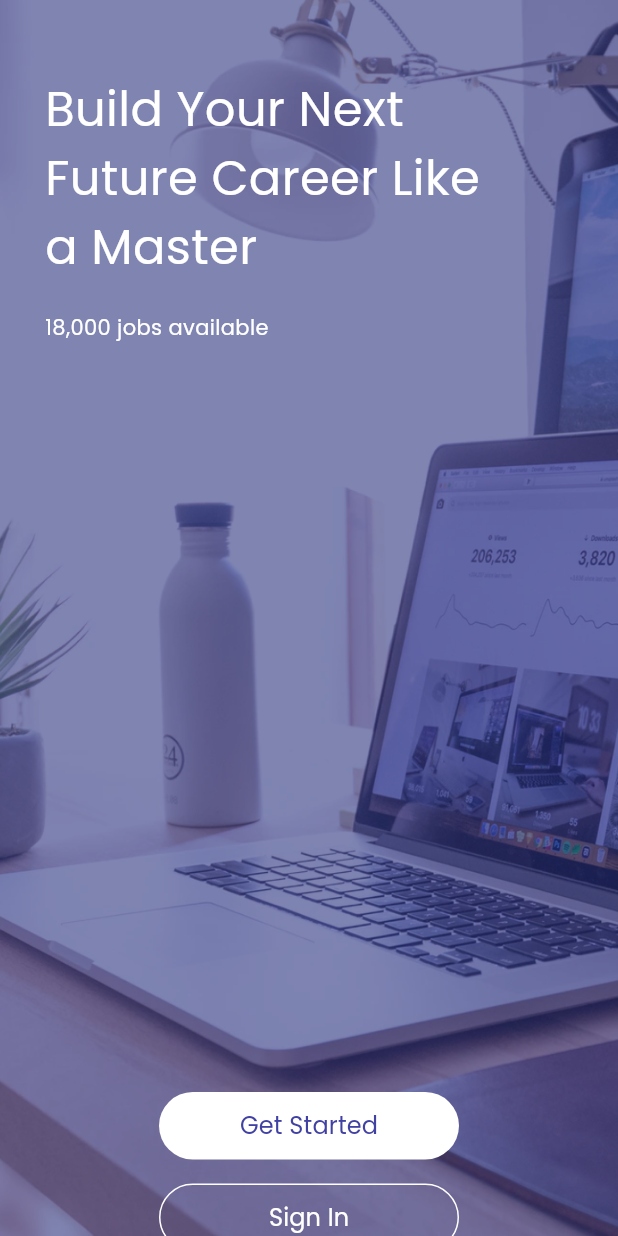
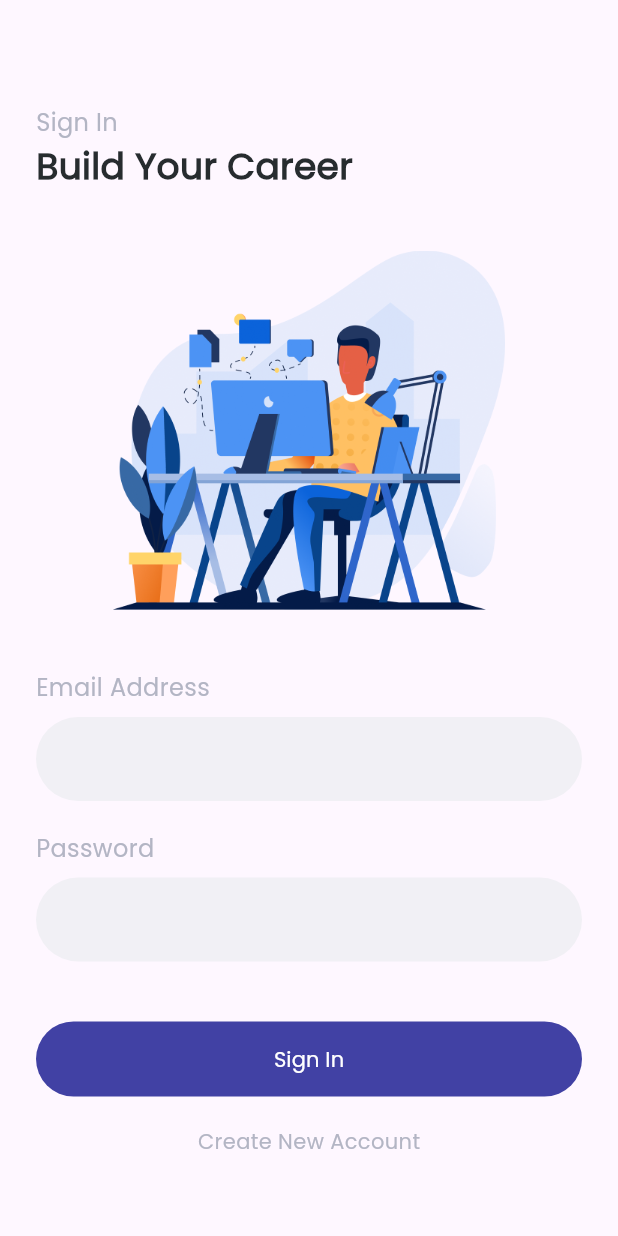
Before and after one commit to gilangrizkiputra/Job-App, a Flutter app: the screen it shows after launch, after a tap on "Sign In", on a phone screen of 412 x 824 dp. Run offline on Flutter 3.47's test engine with Material 3 defaults, Android fonts, the phone set to English and light mode, and no system bars; our stand-ins replace email_validator.

Commit message:
add: login screen

```diff
--- a/lib/main.dart
+++ b/lib/main.dart
@@ -1,21 +1,18 @@
 import 'package:flutter/material.dart';
-import 'package:job_application/pages/splash_page.dart';
-import 'package:job_application/pages/onboarding_page.dart';
+import 'package:job_application/routes.dart';
 
-void main() => runApp(MyApp());
+void main() => runApp(const MyApp());
 
 class MyApp extends StatelessWidget {
+  const MyApp({Key? key}) : super(key: key);
+
   @override
   Widget build(BuildContext context) {
     return MaterialApp(
       theme: ThemeData(
         fontFamily: 'Poppins',
       ),
-      debugShowCheckedModeBanner: false,
-      routes: {
-        '/': (context) => SplashPage(),
-        '/onboarding': (context) => OnboardingPage(),
-      },
+      home: Routes(),
     );
   }
 }
--- a/lib/pages/onboarding_page.dart
+++ b/lib/pages/onboarding_page.dart
@@ -1,4 +1,5 @@
 import 'package:flutter/material.dart';
+import 'package:job_application/pages/sigin_page.dart';
 
 class OnboardingPage extends StatelessWidget {
   const OnboardingPage({super.key});
@@ -76,7 +77,13 @@ class OnboardingPage extends StatelessWidget {
                         width: 1,
                       ),
                     ),
-                    onPressed: () {},
+                    onPressed: () {
+                      Navigator.push(
+                        context,
+                        MaterialPageRoute(
+                            builder: (context) => const SiginPage()),
+                      );
+                    },
                     child: Text(
                       'Sign In',
                       style: TextStyle(
--- /dev/null
+++ b/lib/pages/sigin_page.dart
@@ -0,0 +1,162 @@
+import 'package:flutter/material.dart';
+import 'package:job_application/theme.dart';
+import 'package:email_validator/email_validator.dart';
+
+class SiginPage extends StatefulWidget {
+  const SiginPage({super.key});
+
+  @override
+  State<SiginPage> createState() => _SiginPageState();
+}
+
+class _SiginPageState extends State<SiginPage> {
+  bool isEmailValid = true;
+
+  TextEditingController emailController = TextEditingController(text: '');
+  @override
+  Widget build(BuildContext context) {
+    return Scaffold(
+      body: SingleChildScrollView(
+        child: Padding(
+          padding: const EdgeInsets.only(top: 70, right: 24, left: 24),
+          child: Column(
+            crossAxisAlignment: CrossAxisAlignment.start,
+            children: [
+              Text(
+                'Sign In',
+                style: titleTextStyle,
+              ),
+              Text(
+                'Build Your Career',
+                style: subTitleTextStyle,
+              ),
+              SizedBox(
+                height: 40,
+              ),
+              Center(
+                child: Image(
+                  image: AssetImage('assets/illustration_one.png'),
+                  width: 261.49,
+                  height: 240,
+                ),
+              ),
+              SizedBox(
+                height: 40,
+              ),
+              Column(
+                crossAxisAlignment: CrossAxisAlignment.start,
+                children: [
+                  Text(
+                    'Email Address',
+                    style: titleTextStyle,
+                  ),
+                  SizedBox(
+                    height: 8,
+                  ),
+                  TextFormField(
+                    controller: emailController,
+                    onChanged: (value) {
+                      print(value);
+                      bool isValid = EmailValidator.validate(value);
+                      print(isValid);
+                      if (isValid) {
+                        setState(() {
+                          isEmailValid = true;
+                        });
+                      } else {
+                        setState(() {
+                          isEmailValid = false;
+                        });
+                      }
+                    },
+                    decoration: InputDecoration(
+                      fillColor: Color(0xffF1F0F5),
+                      filled: true,
+                      enabledBorder: OutlineInputBorder(
+                        borderRadius: BorderRadius.circular(66),
+                        borderSide: BorderSide.none,
+                      ),
+                      focusedBorder: OutlineInputBorder(
+                        borderRadius: BorderRadius.circular(66),
+                        borderSide: BorderSide(
+                          color: isEmailValid
+                              ? Color(0xff4141A4)
+                              : Color(0xffFD4F56),
+                        ),
+                      ),
+                      hintText: '',
+                    ),
+                    style: TextStyle(
+                      color:
+                          isEmailValid ? Color(0xff4141A4) : Color(0xffFD4F56),
+                    ),
+                  ),
+                ],
+              ),
+              SizedBox(
+                height: 20,
+              ),
+              Column(
+                crossAxisAlignment: CrossAxisAlignment.start,
+                children: [
+                  Text(
+                    'Password',
+                    style: titleTextStyle,
+                  ),
+                  SizedBox(
+                    height: 8,
+                  ),
+                  TextFormField(
+                    obscureText: true,
+                    decoration: InputDecoration(
+                      fillColor: Color(0xffF1F0F5),
+                      filled: true,
+                      enabledBorder: OutlineInputBorder(
+                        borderRadius: BorderRadius.circular(66),
+                        borderSide: BorderSide.none,
+                      ),
+                      focusedBorder: OutlineInputBorder(
+                        borderRadius: BorderRadius.circular(66),
+                        borderSide: BorderSide(color: Color(0xff4141A4)),
+                      ),
+                      hintText: '',
+                    ),
+                  ),
+                ],
+              ),
+              SizedBox(
+                height: 40,
+              ),
+              Container(
+                width: double.infinity,
+                height: 50,
+                child: TextButton(
+                  style: TextButton.styleFrom(
+                    backgroundColor: Color(0xff4141A4),
+                  ),
+                  onPressed: () {},
+                  child: Text(
+                    'Sign In',
+                    style: buttonTextStyle,
+                  ),
+                ),
+              ),
+              SizedBox(
+                height: 20,
+              ),
+              Center(
+                child: Text(
+                  'Create New Account',
+                  style: TextStyle(
+                      color: Color(0xffB3B5C4),
+                      fontSize: 14,
+                      fontWeight: FontWeight.w500),
+                ),
+              )
+            ],
+          ),
+        ),
+      ),
+    );
+  }
+}
--- /dev/null
+++ b/lib/routes.dart
@@ -0,0 +1,21 @@
+import 'package:flutter/material.dart';
+import 'package:job_application/pages/splash_page.dart';
+import 'package:job_application/pages/onboarding_page.dart';
+import 'package:job_application/pages/sigin_page.dart';
+
+class Routes extends StatelessWidget {
+  @override
+  Widget build(BuildContext context) {
+    return MaterialApp(
+      theme: ThemeData(
+        fontFamily: 'Poppins',
+      ),
+      debugShowCheckedModeBanner: false,
+      routes: {
+        '/': (context) => SplashPage(),
+        '/onboarding': (context) => OnboardingPage(),
+        '/sigin': (context) => SiginPage(),
+      },
+    );
+  }
+}
--- /dev/null
+++ b/lib/theme.dart
@@ -0,0 +1,25 @@
+import 'package:flutter/material.dart';
+
+TextStyle splashTextStyle = const TextStyle(
+  color: Colors.white,
+  fontSize: 32,
+  fontWeight: FontWeight.w600,
+);
+
+TextStyle titleTextStyle = const TextStyle(
+  color: Color(0xffB3B5C4),
+  fontSize: 16,
+  fontWeight: FontWeight.w400,
+);
+
+TextStyle subTitleTextStyle = const TextStyle(
+  color: Color(0xff272C2F),
+  fontSize: 24,
+  fontWeight: FontWeight.w600,
+);
+
+TextStyle buttonTextStyle = const TextStyle(
+  color: Color(0xffFFFFFF),
+  fontSize: 14,
+  fontWeight: FontWeight.w500,
+);
--- a/pubspec.yaml
+++ b/pubspec.yaml
@@ -34,6 +34,7 @@ dependencies:
   # The following adds the Cupertino Icons font to your application.
   # Use with the CupertinoIcons class for iOS style icons.
   cupertino_icons: ^1.0.8
+  email_validator: ^3.0.0
 
 dev_dependencies:
   flutter_test:
```
Also changed, not shown: pubspec.lock.
